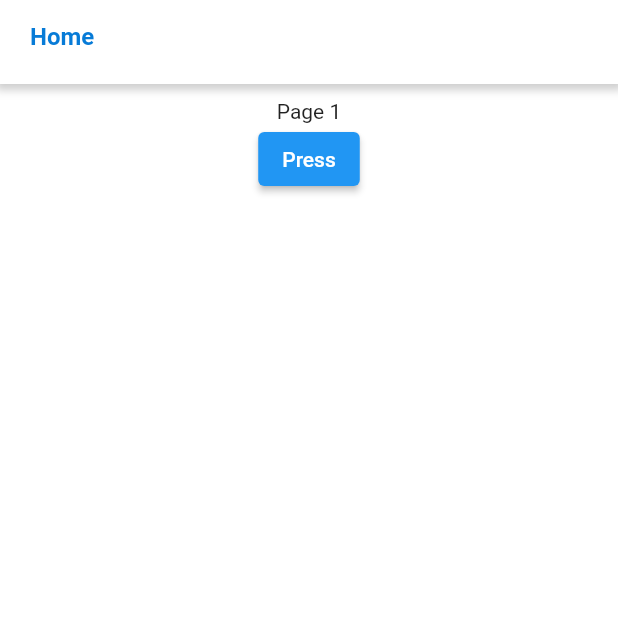
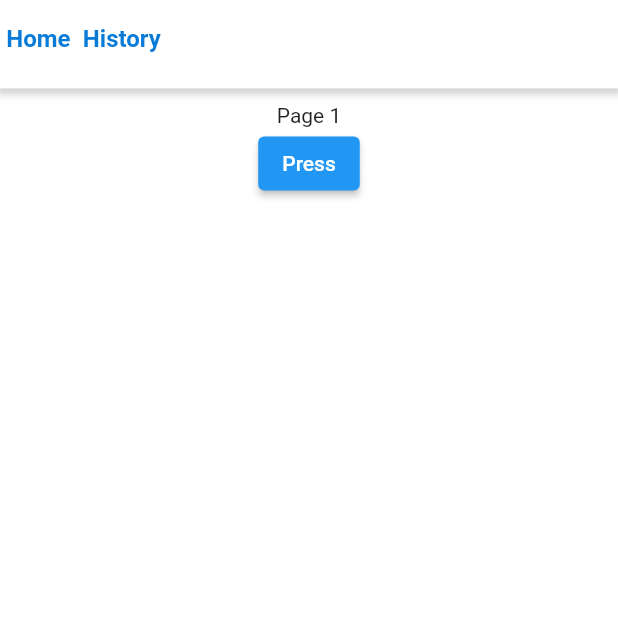
Before and after one commit to winterselmon/steward, a Flutter app: the screen it shows after launch, on a phone screen of 412 x 824 dp, the top half of it. Run offline on Flutter 3.47's test engine with Material 2 defaults, Android fonts, the phone set to English and light mode, and no system bars; our stand-ins replace bloc, equatable, google_fonts, sizer, url_strategy; Roboto replaces fonts that are missing (Kanit).

Commit message:
Commit 1 : add history buttom - 01/07/2022

```diff
--- a/lib/presentation/home/view/home_page.dart
+++ b/lib/presentation/home/view/home_page.dart
@@ -30,7 +30,7 @@ class _HomePageState extends State<HomePage> {
     return SafeArea(
         child: Scaffold(
       appBar: PreferredSize(
-          preferredSize: Size(width, 15.h), child: const AppBarContents()),
+          preferredSize: Size(width, 10.h), child: const AppBarContents()),
       backgroundColor: whiteColor,
       body: SingleChildScrollView(
         child: SizedBox(
--- a/lib/widgets/app_bar_contents.dart
+++ b/lib/widgets/app_bar_contents.dart
@@ -1,4 +1,5 @@
 import 'package:flutter/material.dart';
+import 'package:sizer/sizer.dart';
 import 'package:steward/constants/constants.dart';
 import 'package:steward/utils/utils.dart';
 
@@ -41,7 +42,7 @@ class _AppBarContentsState extends State<AppBarContents> {
           ),
         ],
       ),
-      padding: const EdgeInsets.symmetric(horizontal: 20, vertical: 15),
+      padding: EdgeInsets.symmetric(horizontal: 1.w, vertical: 2.h),
       child: Expanded(
         child: Row(
           mainAxisAlignment: MainAxisAlignment.start,
@@ -78,6 +79,39 @@ class _AppBarContentsState extends State<AppBarContents> {
                 ],
               ),
             ),
+            addHorizontalSpace(2.w),
+            InkWell(
+              onHover: (value) {
+                setState(() {
+                  value ? _isHovering[1] = true : _isHovering[1] = false;
+                });
+              },
+              onTap: () {},
+              child: Column(
+                mainAxisSize: MainAxisSize.min,
+                children: [
+                  Text(
+                    'History',
+                    style: TextStyle(
+                        color: _isHovering[1] ? blueAppBar : blueAppBar,
+                        fontWeight: FontWeight.bold,
+                        fontSize: 16),
+                  ),
+                  const SizedBox(height: 5),
+                  Visibility(
+                    maintainAnimation: true,
+                    maintainState: true,
+                    maintainSize: true,
+                    visible: _isHovering[1],
+                    child: Container(
+                      height: 2,
+                      width: 20,
+                      color: blueAppBar41,
+                    ),
+                  )
+                ],
+              ),
+            ),
           ],
         ),
       ),
```
